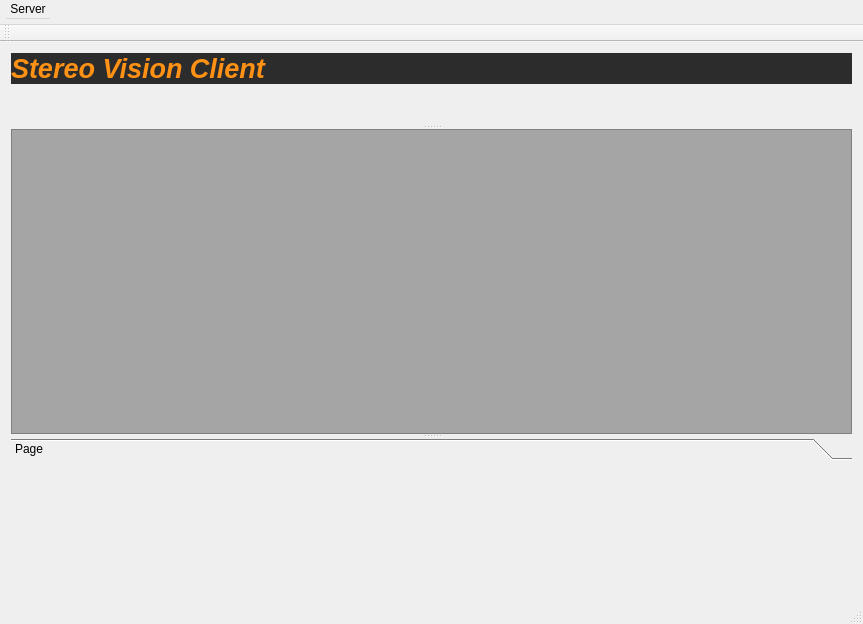
Before: the Qt Designer form gui.ui in spoorcc/stereo-vision-client, drawn with Qt 5.
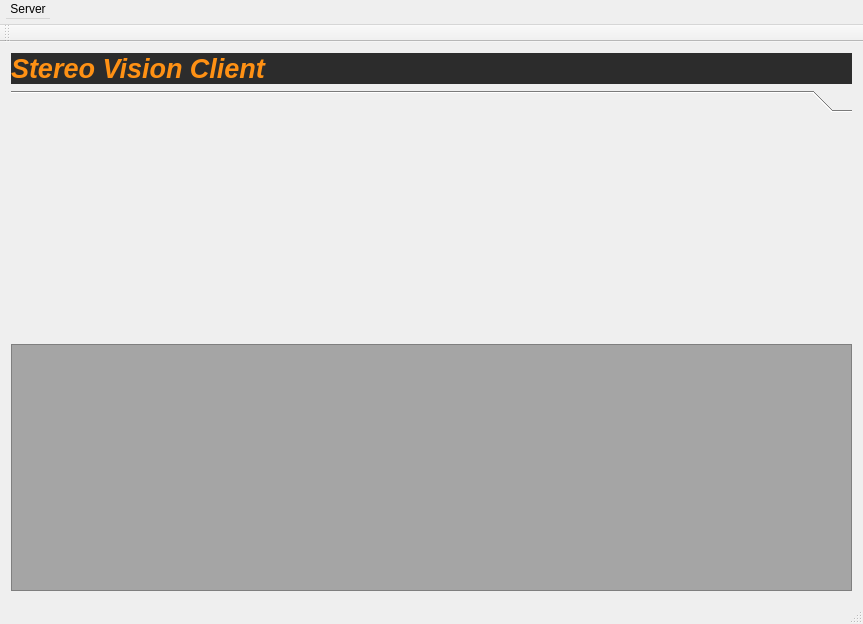
After: the same form once the commit is applied.

What changed in the file:
```diff
--- a/gui.ui
+++ b/gui.ui
@@ -33,13 +33,19 @@
      </widget>
     </item>
     <item>
-     <widget class="QSplitter" name="splitter">
-      <property name="orientation">
-       <enum>Qt::Vertical</enum>
-      </property>
-      <widget class="QWidget" name="gridLayoutWidget">
-       <layout class="QGridLayout" name="processtepLO"/>
+     <widget class="QToolBox" name="AllProcessesTBX">
+      <widget class="QWidget" name="AllProcessesTBXPage1" native="true">
+       <attribute name="label">
+        <string/>
+       </attribute>
       </widget>
+     </widget>
+    </item>
+    <item>
+     <layout class="QHBoxLayout" name="previewWindowLO">
+      <item>
+       <layout class="QVBoxLayout" name="consoleCommandLO">
+        <item>
       <widget class="QTextBrowser" name="console">
        <property name="styleSheet">
         <string notr="true">background-color: rgb(165, 165, 165);
@@ -49,29 +55,14 @@
         <string>&lt;!DOCTYPE HTML PUBLIC &quot;-//W3C//DTD HTML 4.0//EN&quot; &quot;http://www.w3.org/TR/REC-html40/strict.dtd&quot;&gt;
 &lt;html&gt;&lt;head&gt;&lt;meta name=&quot;qrichtext&quot; content=&quot;1&quot; /&gt;&lt;style type=&quot;text/css&quot;&gt;
 p, li { white-space: pre-wrap; }
-&lt;/style&gt;&lt;/head&gt;&lt;body style=&quot; font-family:'Ubuntu'; font-size:11pt; font-weight:400; font-style:normal;&quot;&gt;
-&lt;p style=&quot;-qt-paragraph-type:empty; margin-top:0px; margin-bottom:0px; margin-left:0px; margin-right:0px; -qt-block-indent:0; text-indent:0px;&quot;&gt;&lt;br /&gt;&lt;/p&gt;&lt;/body&gt;&lt;/html&gt;</string>
-       </property>
-      </widget>
-      <widget class="QToolBox" name="AllProcessesTBX">
-       <property name="currentIndex">
-        <number>0</number>
-       </property>
-       <widget class="QWidget" name="page_6">
-        <property name="geometry">
-         <rect>
-          <x>0</x>
-          <y>0</y>
-          <width>845</width>
-          <height>142</height>
-         </rect>
-        </property>
-        <attribute name="label">
-         <string>Page</string>
-        </attribute>
-       </widget>
-      </widget>
-     </widget>
+&lt;/style&gt;&lt;/head&gt;&lt;body style=&quot; font-family:'MS Shell Dlg 2'; font-size:8.25pt; font-weight:400; font-style:normal;&quot;&gt;
+&lt;p style=&quot; margin-top:0px; margin-bottom:0px; margin-left:0px; margin-right:0px; -qt-block-indent:0; text-indent:0px;&quot;&gt;&lt;span style=&quot; font-family:'Ubuntu'; font-size:11pt;&quot;&gt;&lt;br /&gt;&lt;/span&gt;&lt;/p&gt;&lt;/body&gt;&lt;/html&gt;</string>
+          </property>
+         </widget>
+        </item>
+       </layout>
+      </item>
+     </layout>
     </item>
    </layout>
   </widget>
```
Lines whose indentation alone changed are shown as unchanged.
